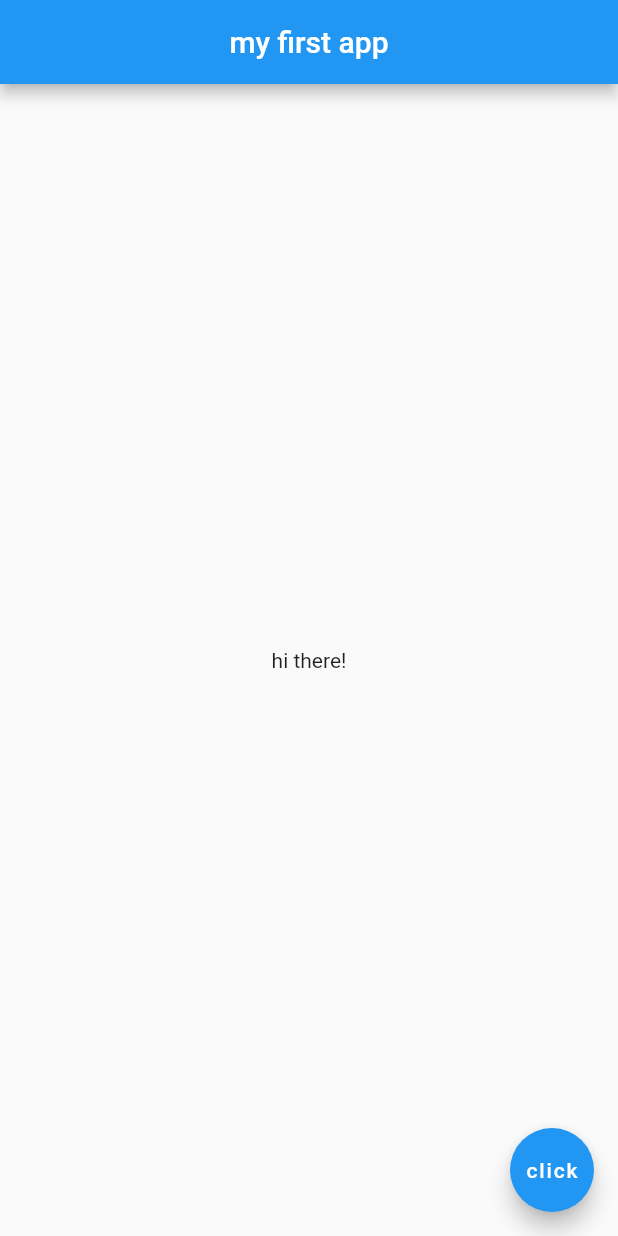
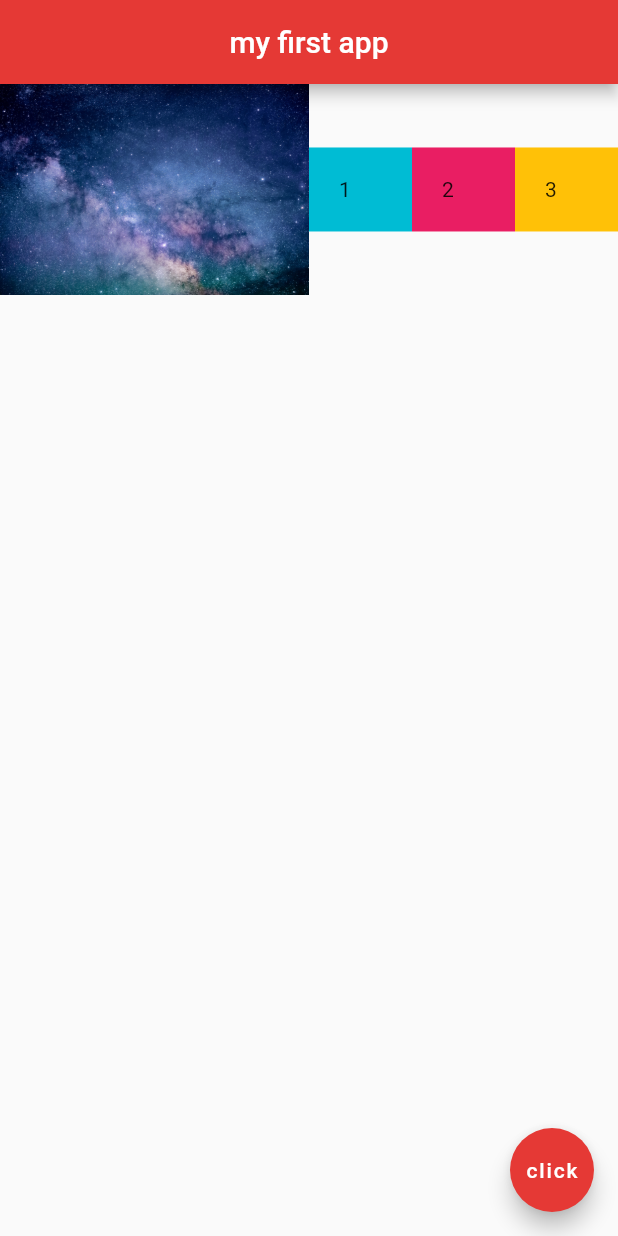
Before and after one commit to danielliao66/flutter-app, a Flutter app: the screen it shows after launch, on a phone screen of 412 x 824 dp. Run offline on Flutter 3.47's test engine with Material 2 defaults, Android fonts, the phone set to English and light mode, and no system bars.

Commit message:
add main layout

```diff
--- a/lib/main.dart
+++ b/lib/main.dart
@@ -1,19 +1,57 @@
+import 'package:flutter/cupertino.dart';
 import 'package:flutter/material.dart';
 
 void main() {
   runApp(MaterialApp(
-    home: Scaffold(
+    home: Home(),
+  ));
+}
+
+class Home extends StatelessWidget {
+  @override
+  Widget build(BuildContext context) {
+    return Scaffold(
       appBar: AppBar(
         title: Text("my first app"),
         centerTitle: true,
+        backgroundColor: Colors.red[600],
       ),
-      body: Center(
-        child: Text("hi there!"),
+      body: Row(
+        children: [
+          Expanded(
+              flex: 3,
+              child: Image.asset("assets/space-3.jpg")),
+          Expanded(
+            flex: 1,
+            child: Container(
+              color: Colors.cyan,
+              padding: EdgeInsets.all(20.0),
+              child: Text("1"),
+            ),
+          ),
+          Expanded(
+            flex: 1,
+            child: Container(
+              color: Colors.pink,
+              padding: EdgeInsets.all(20.0),
+              child: Text("2"),
+            ),
+          ),
+          Expanded(
+            flex: 1,
+            child: Container(
+              color: Colors.amber,
+              padding: EdgeInsets.all(20.0),
+              child: Text("3"),
+            ),
+          ),
+        ],
       ),
       floatingActionButton: FloatingActionButton(
         onPressed: null,
         child: Text("click"),
+        backgroundColor: Colors.red[600],
       ),
-    ),
-  ));
+    );
+  }
 }
```
Also changed, not shown: pubspec.yaml (+6 -15 lines), assets/space-1.jpg (added), assets/space-2.jpg (added), assets/space-3.jpg (added), fonts/IndieFlower-Regular.ttf (added).
